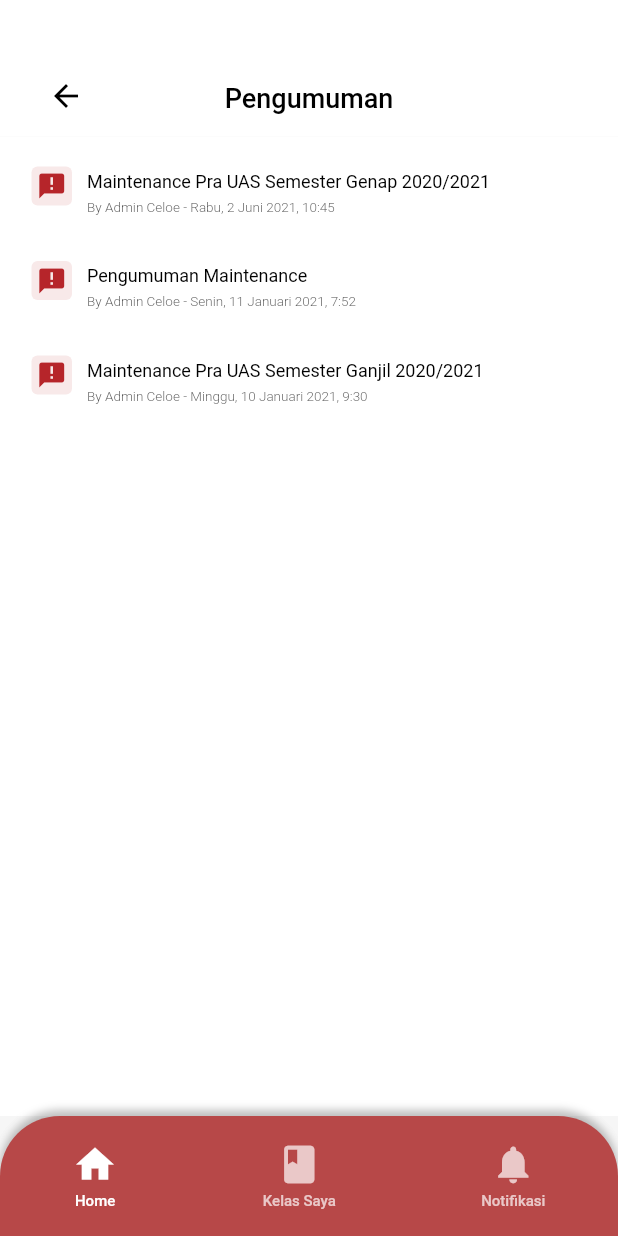
After one commit to dzakimutammadien/learning, a Flutter app: the AnnouncementsScreen screen opened by its route, on a phone screen of 412 x 824 dp. The commit adds this screen. Run offline on Flutter 3.47's test engine with Material 3 defaults, Android fonts, the light colour scheme and no system bars; our stand-ins replace image_picker.

Commit message:
feat: implementasi fitur pengumuman lengkap dengan gambar dan provider

```diff
--- /dev/null
+++ b/lib/models/announcement_model.dart
@@ -0,0 +1,19 @@
+class Announcement {
+  final String id;
+  final String title;
+  final String author;
+  final String date;
+  final String content;
+  final String? imageUrl;
+  final String thumbnailUrl;
+
+  Announcement({
+    required this.id,
+    required this.title,
+    required this.author,
+    required this.date,
+    required this.content,
+    this.imageUrl,
+    required this.thumbnailUrl,
+  });
+}
--- /dev/null
+++ b/lib/providers/announcement_provider.dart
@@ -0,0 +1,45 @@
+import 'package:flutter/material.dart';
+import '../models/announcement_model.dart';
+
+class AnnouncementProvider extends ChangeNotifier {
+  final List<Announcement> _announcements = [
+    Announcement(
+      id: '1',
+      title: 'Maintenance Pra UAS Semester Genap 2020/2021',
+      author: 'Admin Celoe',
+      date: 'Rabu, 2 Juni 2021, 10:45',
+      content: 'Diinformasikan kepada seluruh pengguna LMS, kami dari tim CeLOE akan melakukan maintenance pada tanggal 12 Juni 2021, untuk meningkatkan layanan server dalam menghadapi ujian akhir semester (UAS). Dengan adanya kegiatan maintenance tersebut maka situs LMS (lms.telkomuniversity.ac.id) tidak dapat diakses mulai pukul 00.00 s/d 06.00 WIB. Demikian informasi ini kami sampaikan, mohon maaf atas ketidaknyamanannya.\n\nHormat Kami,\nCeLOE Telkom University',
+      thumbnailUrl: 'assets/images/announcement_icon.png',
+      imageUrl: 'assets/images/announcement_banner.png',
+    ),
+    Announcement(
+      id: '2',
+      title: 'Pengumuman Maintenance',
+      author: 'Admin Celoe',
+      date: 'Senin, 11 Januari 2021, 7:52',
+      content: 'Dalam rangka meningkatkan kualitas layanan, akan dilakukan maintenance sistem LMS pada tanggal 15 Januari 2021 pukul 00:00 - 04:00 WIB. Selama maintenance berlangsung, sistem tidak dapat diakses.',
+      thumbnailUrl: 'assets/images/announcement_icon.png',
+      imageUrl: null,
+    ),
+    Announcement(
+      id: '3',
+      title: 'Maintenance Pra UAS Semester Ganjil 2020/2021',
+      author: 'Admin Celoe',
+      date: 'Minggu, 10 Januari 2021, 9:30',
+      content: 'Persiapan UAS Semester Ganjil 2020/2021 memerlukan update sistem. Maintenance akan dilakukan pada tanggal 13 Januari 2021.',
+      thumbnailUrl: 'assets/images/announcement_icon.png',
+      imageUrl: null,
+    ),
+  ];
+
+  List<Announcement> get announcements => _announcements;
+
+  Announcement getAnnouncementById(String id) {
+    try {
+      return _announcements.firstWhere((ann) => ann.id == id);
+    } catch (e) {
+      // Fallback jika tidak ditemukan
+      return _announcements.first;
+    }
+  }
+}
--- /dev/null
+++ b/lib/screens/announcements_screen.dart
@@ -0,0 +1,160 @@
+import 'package:flutter/material.dart';
+import 'package:provider/provider.dart';
+import '../providers/announcement_provider.dart';
+import '../utils/app_colors.dart';
+import '../widgets/bottom_nav_bar.dart';
+
+class AnnouncementsScreen extends StatefulWidget {
+  const AnnouncementsScreen({Key? key}) : super(key: key);
+
+  @override
+  _AnnouncementsScreenState createState() => _AnnouncementsScreenState();
+}
+
+class _AnnouncementsScreenState extends State<AnnouncementsScreen> {
+  int _currentIndex = 0;
+
+  void _onBottomNavTap(int index) {
+    setState(() {
+      _currentIndex = index;
+    });
+
+    switch (index) {
+      case 0:
+        Navigator.pushReplacementNamed(context, '/home');
+        break;
+      case 1:
+        Navigator.pushReplacementNamed(context, '/my-classes');
+        break;
+      case 2:
+        Navigator.pushReplacementNamed(context, '/notifications');
+        break;
+    }
+  }
+
+  @override
+  Widget build(BuildContext context) {
+    final announcementProvider = Provider.of<AnnouncementProvider>(context);
+    final announcements = announcementProvider.announcements;
+
+    return Scaffold(
+      backgroundColor: AppColors.lightGreyTransparent,
+      body: Column(
+        children: [
+          // Header dengan back button
+          Container(
+            height: 91,
+            width: double.infinity,
+            color: AppColors.white,
+            padding: const EdgeInsets.only(top: 40),
+            child: Stack(
+              children: [
+                Center(
+                  child: Text(
+                    'Pengumuman',
+                    style: TextStyle(
+                      fontSize: 18,
+                      fontWeight: FontWeight.w500,
+                      color: AppColors.black,
+                    ),
+                  ),
+                ),
+                Positioned(
+                  left: 20,
+                  top: 0,
+                  child: IconButton(
+                    icon: Icon(
+                      Icons.arrow_back,
+                      color: AppColors.black,
+                      size: 24,
+                    ),
+                    onPressed: () => Navigator.pop(context),
+                  ),
+                ),
+              ],
+            ),
+          ),
+
+          // Konten Pengumuman
+          Expanded(
+            child: Container(
+              color: AppColors.white,
+              child: ListView.builder(
+                padding: const EdgeInsets.symmetric(horizontal: 21, vertical: 20),
+                itemCount: announcements.length,
+                itemBuilder: (context, index) {
+                  final announcement = announcements[index];
+                  return GestureDetector(
+                    onTap: () {
+                      Navigator.pushNamed(
+                        context,
+                        '/announcement-detail',
+                        arguments: announcement.id,
+                      );
+                    },
+                    child: Container(
+                      margin: const EdgeInsets.only(bottom: 30),
+                      child: Row(
+                        crossAxisAlignment: CrossAxisAlignment.start,
+                        children: [
+                          // Icon pengumuman
+                          Container(
+                            width: 27,
+                            height: 26,
+                            decoration: BoxDecoration(
+                              color: AppColors.primaryRed.withOpacity(0.1),
+                              borderRadius: BorderRadius.circular(4),
+                            ),
+                            child: Icon(
+                              Icons.announcement,
+                              size: 20,
+                              color: AppColors.primaryRed,
+                            ),
+                          ),
+                          const SizedBox(width: 10),
+
+                          // Konten pengumuman
+                          Expanded(
+                            child: Column(
+                              crossAxisAlignment: CrossAxisAlignment.start,
+                              children: [
+                                Text(
+                                  announcement.title,
+                                  style: TextStyle(
+                                    fontSize: 12,
+                                    fontWeight: FontWeight.w400,
+                                    color: AppColors.black,
+                                    height: 1.5,
+                                  ),
+                                ),
+                                const SizedBox(height: 4),
+                                Text(
+                                  'By ${announcement.author} - ${announcement.date}',
+                                  style: TextStyle(
+                                    fontSize: 9,
+                                    fontWeight: FontWeight.w300,
+                                    color: AppColors.black.withOpacity(0.75),
+                                  ),
+                                ),
+                              ],
+                            ),
+                          ),
+                        ],
+                      ),
+                    ),
+                  );
+                },
+              ),
+            ),
+          ),
+
+          // Bottom Navigation Bar - DIBAWAH Scaffold
+        ],
+      ),
+      bottomNavigationBar: BottomNavBar(
+        currentIndex: _currentIndex,
+        onTap: _onBottomNavTap,
+      ),
+    );
+  }
+}
--- a/pubspec.yaml
+++ b/pubspec.yaml
@@ -65,6 +65,9 @@ flutter:
     - assets/images/logo.png
     - assets/images/indonesia_flag.png
     - assets/images/uk_flag.png
+    - assets/images/announcement_banner.png
+    - assets/images/announcement_icon.png
+    - assets/images/admin_avatar.png
   fonts:
     - family: Poppins
       fonts:
```
Also changed, not shown: lib/main.dart (+19 -8 lines), lib/screens/announcement_detail_screen.dart (added, +209 -0 lines), lib/screens/home_screen.dart (+32 -6 lines), assets/images/admin_avatar.png (added), assets/images/announcement_banner.png (added), assets/images/announcement_icon.png (added).
